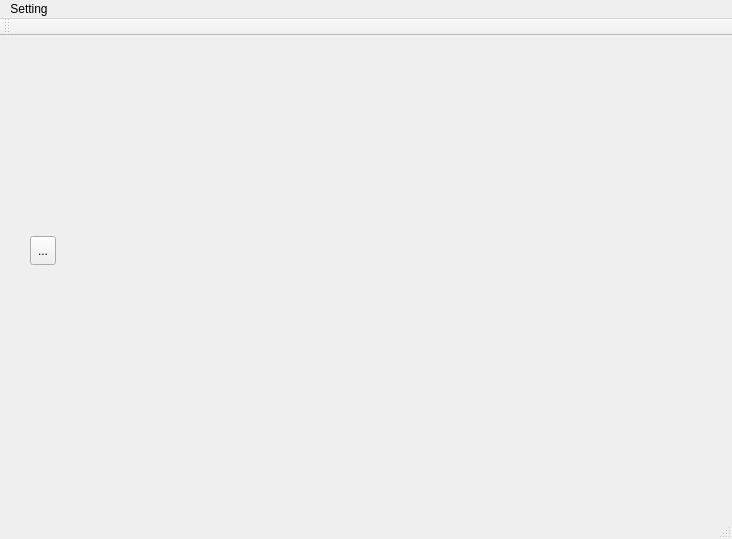
ruanbo1003/StoneClient, file stone.ui: the form before one commit.
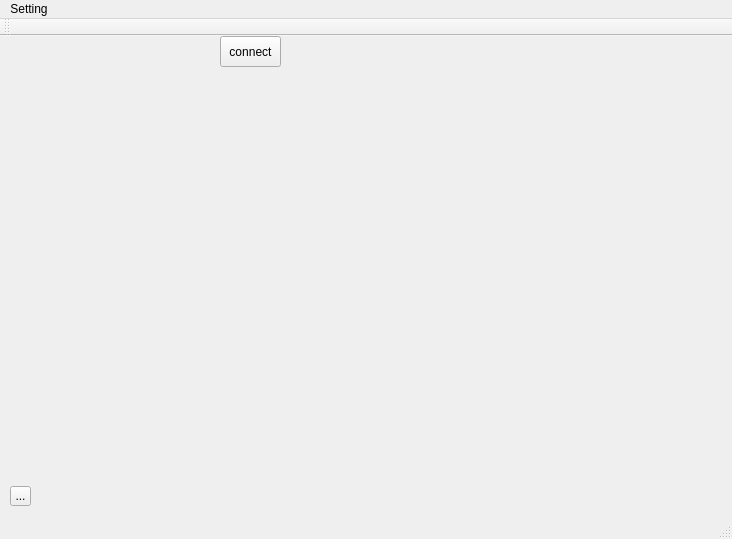
The form after the commit. Icons and pictures are not drawn.

Commit message: tcp client can just connect to server.

```diff
--- a/stone.ui
+++ b/stone.ui
@@ -17,10 +17,10 @@
    <widget class="QToolButton" name="settingBtn">
     <property name="geometry">
      <rect>
-      <x>30</x>
-      <y>200</y>
-      <width>26</width>
-      <height>29</height>
+      <x>10</x>
+      <y>450</y>
+      <width>21</width>
+      <height>20</height>
      </rect>
     </property>
     <property name="autoFillBackground">
@@ -34,6 +34,19 @@
       <normaloff>:/UI/settting.png</normaloff>:/UI/settting.png</iconset>
     </property>
    </widget>
+   <widget class="QPushButton" name="connectBtn">
+    <property name="geometry">
+     <rect>
+      <x>220</x>
+      <y>0</y>
+      <width>61</width>
+      <height>31</height>
+     </rect>
+    </property>
+    <property name="text">
+     <string>connect</string>
+    </property>
+   </widget>
   </widget>
   <widget class="QMenuBar" name="menuBar">
    <property name="geometry">
```
The commit also changes 6 other files.
